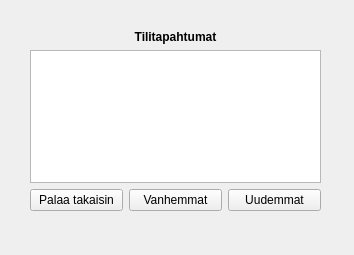
This is bank-automat/accwithdrawals.ui in JuusoToratti/tvt23pankkiprojekti as Qt 5 draws it before an edit. The edited form follows.
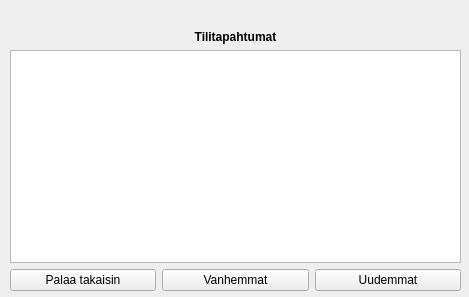
This is the edited form.

Diff of the .ui file:
```diff
--- a/bank-automat/accwithdrawals.ui
+++ b/bank-automat/accwithdrawals.ui
@@ -6,8 +6,8 @@
    <rect>
     <x>0</x>
     <y>0</y>
-    <width>354</width>
-    <height>255</height>
+    <width>469</width>
+    <height>297</height>
    </rect>
   </property>
   <property name="windowTitle">
@@ -16,23 +16,13 @@
   <widget class="QWidget" name="gridLayoutWidget">
    <property name="geometry">
     <rect>
-     <x>30</x>
+     <x>10</x>
      <y>30</y>
-     <width>291</width>
-     <height>181</height>
+     <width>451</width>
+     <height>261</height>
     </rect>
    </property>
    <layout class="QGridLayout" name="gridLayout">
-    <item row="0" column="1">
-     <widget class="QLabel" name="label">
-      <property name="text">
-       <string>&lt;html&gt;&lt;head/&gt;&lt;body&gt;&lt;p&gt;&lt;span style=&quot; font-weight:700;&quot;&gt;Tilitapahtumat&lt;/span&gt;&lt;/p&gt;&lt;/body&gt;&lt;/html&gt;</string>
-      </property>
-      <property name="alignment">
-       <set>Qt::AlignCenter</set>
-      </property>
-     </widget>
-    </item>
     <item row="2" column="0">
      <widget class="QPushButton" name="withBackButton">
       <property name="text">
@@ -55,7 +45,17 @@
      </widget>
     </item>
     <item row="1" column="0" colspan="3">
-     <widget class="QTableWidget" name="withTable"/>
+     <widget class="QTableView" name="transTableWidget"/>
+    </item>
+    <item row="0" column="0" colspan="3">
+     <widget class="QLabel" name="label">
+      <property name="text">
+       <string>&lt;html&gt;&lt;head/&gt;&lt;body&gt;&lt;p&gt;&lt;span style=&quot; font-weight:700;&quot;&gt;Tilitapahtumat&lt;/span&gt;&lt;/p&gt;&lt;/body&gt;&lt;/html&gt;</string>
+      </property>
+      <property name="alignment">
+       <set>Qt::AlignCenter</set>
+      </property>
+     </widget>
     </item>
    </layout>
   </widget>
```
Left out of the diff: 14 changed lines with no effect on the pictures.
